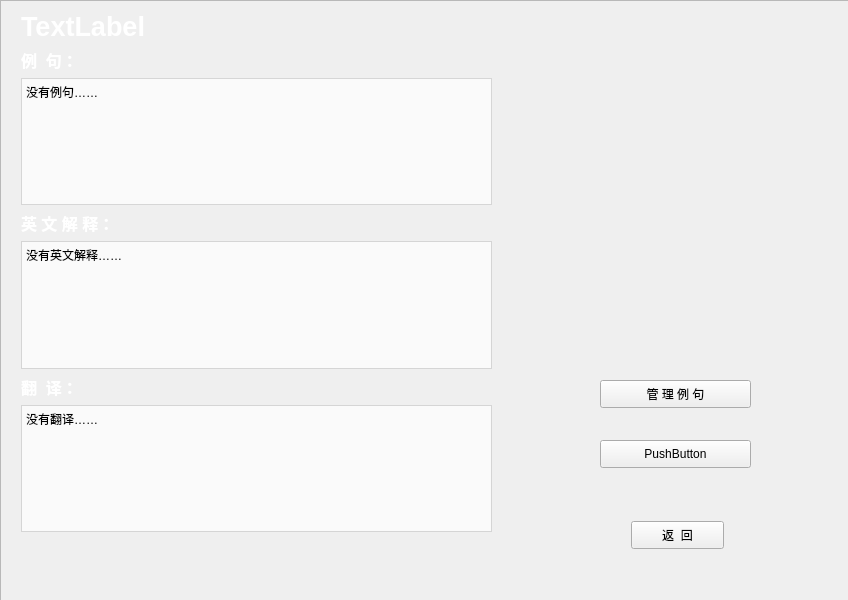
Above: lookupwindow.ui from OOPtaskgroup/dictionary before the change. Below: the same form after it.
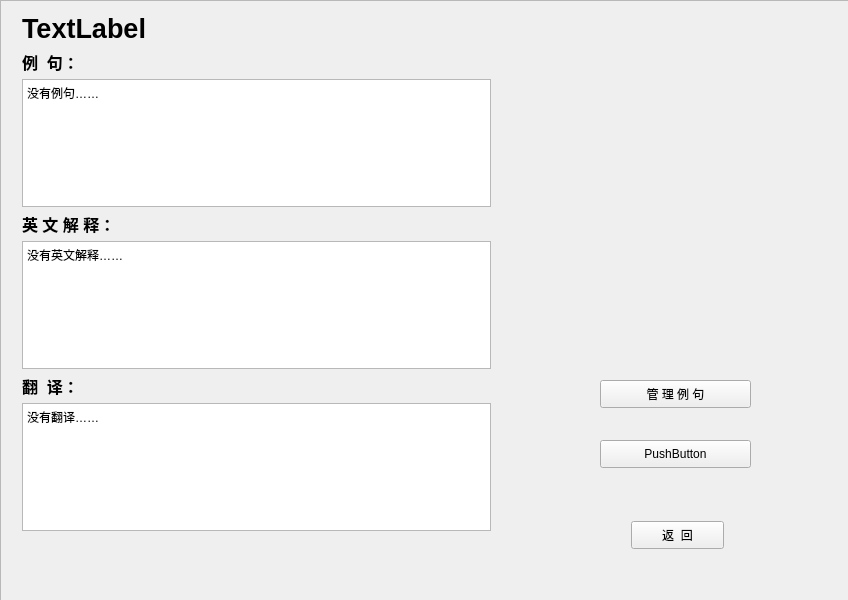
That is the form after the change. Icons and pictures are not drawn.

The edit to the form file:
```diff
--- a/lookupwindow.ui
+++ b/lookupwindow.ui
@@ -30,129 +30,7 @@
      <string>返  回</string>
     </property>
    </widget>
-   <widget class="QWidget" name="gridLayoutWidget">
-    <property name="geometry">
-     <rect>
-      <x>21</x>
-      <y>11</y>
-      <width>471</width>
-      <height>521</height>
-     </rect>
-    </property>
-    <layout class="QGridLayout" name="gridLayout">
-     <item row="5" column="0">
-      <widget class="QLabel" name="chnLabel">
-       <property name="font">
-        <font>
-         <pointsize>12</pointsize>
-         <weight>75</weight>
-         <bold>true</bold>
-        </font>
-       </property>
-       <property name="styleSheet">
-        <string notr="true">color: rgb(255, 255, 255);</string>
-       </property>
-       <property name="text">
-        <string>翻  译：</string>
-       </property>
-      </widget>
-     </item>
-     <item row="4" column="0">
-      <widget class="QTextBrowser" name="engBrowser">
-       <property name="styleSheet">
-        <string notr="true">background-color: rgba(255, 255, 255, 180);</string>
-       </property>
-       <property name="html">
-        <string>&lt;!DOCTYPE HTML PUBLIC &quot;-//W3C//DTD HTML 4.0//EN&quot; &quot;http://www.w3.org/TR/REC-html40/strict.dtd&quot;&gt;
-&lt;html&gt;&lt;head&gt;&lt;meta name=&quot;qrichtext&quot; content=&quot;1&quot; /&gt;&lt;style type=&quot;text/css&quot;&gt;
-p, li { white-space: pre-wrap; }
-&lt;/style&gt;&lt;/head&gt;&lt;body style=&quot; font-family:'SimSun'; font-size:9pt; font-weight:400; font-style:normal;&quot;&gt;
-&lt;p style=&quot; margin-top:0px; margin-bottom:0px; margin-left:0px; margin-right:0px; -qt-block-indent:0; text-indent:0px;&quot;&gt;没有英文解释……&lt;/p&gt;&lt;/body&gt;&lt;/html&gt;</string>
-       </property>
-      </widget>
-     </item>
-     <item row="2" column="0">
-      <widget class="QTextBrowser" name="exampleBrowser">
-       <property name="styleSheet">
-        <string notr="true">background-color: rgba(255, 255, 255, 170);</string>
-       </property>
-       <property name="html">
-        <string>&lt;!DOCTYPE HTML PUBLIC &quot;-//W3C//DTD HTML 4.0//EN&quot; &quot;http://www.w3.org/TR/REC-html40/strict.dtd&quot;&gt;
-&lt;html&gt;&lt;head&gt;&lt;meta name=&quot;qrichtext&quot; content=&quot;1&quot; /&gt;&lt;style type=&quot;text/css&quot;&gt;
-p, li { white-space: pre-wrap; }
-&lt;/style&gt;&lt;/head&gt;&lt;body style=&quot; font-family:'SimSun'; font-size:9pt; font-weight:400; font-style:normal;&quot;&gt;
-&lt;p style=&quot; margin-top:0px; margin-bottom:0px; margin-left:0px; margin-right:0px; -qt-block-indent:0; text-indent:0px;&quot;&gt;没有例句……&lt;/p&gt;&lt;/body&gt;&lt;/html&gt;</string>
-       </property>
-      </widget>
-     </item>
-     <item row="1" column="0">
-      <widget class="QLabel" name="exampleLabel">
-       <property name="font">
-        <font>
-         <pointsize>12</pointsize>
-         <weight>75</weight>
-         <bold>true</bold>
-        </font>
-       </property>
-       <property name="styleSheet">
-        <string notr="true">color: rgb(255, 255, 255);</string>
-       </property>
-       <property name="text">
-        <string>例  句：</string>
-       </property>
-      </widget>
-     </item>
-     <item row="3" column="0">
-      <widget class="QLabel" name="engLabel">
-       <property name="font">
-        <font>
-         <pointsize>12</pointsize>
-         <weight>75</weight>
-         <bold>true</bold>
-        </font>
-       </property>
-       <property name="styleSheet">
-        <string notr="true">color: rgb(255, 255, 255);</string>
-       </property>
-       <property name="text">
-        <string>英 文 解 释：</string>
-       </property>
-      </widget>
-     </item>
-     <item row="6" column="0">
-      <widget class="QTextBrowser" name="chnBrowser">
-       <property name="styleSheet">
-        <string notr="true">background-color: rgba(255, 255, 255, 180);</string>
-       </property>
-       <property name="html">
-        <string>&lt;!DOCTYPE HTML PUBLIC &quot;-//W3C//DTD HTML 4.0//EN&quot; &quot;http://www.w3.org/TR/REC-html40/strict.dtd&quot;&gt;
-&lt;html&gt;&lt;head&gt;&lt;meta name=&quot;qrichtext&quot; content=&quot;1&quot; /&gt;&lt;style type=&quot;text/css&quot;&gt;
-p, li { white-space: pre-wrap; }
-&lt;/style&gt;&lt;/head&gt;&lt;body style=&quot; font-family:'SimSun'; font-size:9pt; font-weight:400; font-style:normal;&quot;&gt;
-&lt;p style=&quot; margin-top:0px; margin-bottom:0px; margin-left:0px; margin-right:0px; -qt-block-indent:0; text-indent:0px;&quot;&gt;没有翻译……&lt;/p&gt;&lt;/body&gt;&lt;/html&gt;</string>
-       </property>
-      </widget>
-     </item>
-     <item row="0" column="0">
-      <widget class="QLabel" name="wordLabel">
-       <property name="font">
-        <font>
-         <pointsize>20</pointsize>
-         <weight>75</weight>
-         <bold>true</bold>
-        </font>
-       </property>
-       <property name="styleSheet">
-        <string notr="true">color: rgb(255, 255, 255);</string>
-       </property>
-       <property name="text">
-        <string>TextLabel</string>
-       </property>
-      </widget>
-     </item>
-    </layout>
-   </widget>
-   <widget class="QFrame" name="frame">
+   <widget class="QFrame" name="bgimg">
     <property name="geometry">
      <rect>
       <x>0</x>
@@ -162,7 +40,7 @@
      </rect>
     </property>
     <property name="styleSheet">
-     <string notr="true">border-image: url(:/image/2233/img/2233/recite.jpg);</string>
+     <string notr="true"/>
     </property>
     <property name="frameShape">
      <enum>QFrame::StyledPanel</enum>
@@ -203,7 +81,138 @@
      <string>管 理 例 句</string>
     </property>
    </widget>
-   <zorder>frame</zorder>
+   <widget class="QLabel" name="engLabel">
+    <property name="geometry">
+     <rect>
+      <x>22</x>
+      <y>214</y>
+      <width>138</width>
+      <height>20</height>
+     </rect>
+    </property>
+    <property name="font">
+     <font>
+      <pointsize>12</pointsize>
+      <weight>75</weight>
+      <bold>true</bold>
+     </font>
+    </property>
+    <property name="text">
+     <string>英 文 解 释：</string>
+    </property>
+   </widget>
+   <widget class="QLabel" name="exampleLabel">
+    <property name="geometry">
+     <rect>
+      <x>22</x>
+      <y>52</y>
+      <width>85</width>
+      <height>20</height>
+     </rect>
+    </property>
+    <property name="font">
+     <font>
+      <pointsize>12</pointsize>
+      <weight>75</weight>
+      <bold>true</bold>
+     </font>
+    </property>
+    <property name="text">
+     <string>例  句：</string>
+    </property>
+   </widget>
+   <widget class="QTextBrowser" name="chnBrowser">
+    <property name="geometry">
+     <rect>
+      <x>22</x>
+      <y>403</y>
+      <width>469</width>
+      <height>128</height>
+     </rect>
+    </property>
+    <property name="html">
+     <string>&lt;!DOCTYPE HTML PUBLIC &quot;-//W3C//DTD HTML 4.0//EN&quot; &quot;http://www.w3.org/TR/REC-html40/strict.dtd&quot;&gt;
+&lt;html&gt;&lt;head&gt;&lt;meta name=&quot;qrichtext&quot; content=&quot;1&quot; /&gt;&lt;style type=&quot;text/css&quot;&gt;
+p, li { white-space: pre-wrap; }
+&lt;/style&gt;&lt;/head&gt;&lt;body style=&quot; font-family:'SimSun'; font-size:9pt; font-weight:400; font-style:normal;&quot;&gt;
+&lt;p style=&quot; margin-top:0px; margin-bottom:0px; margin-left:0px; margin-right:0px; -qt-block-indent:0; text-indent:0px;&quot;&gt;没有翻译……&lt;/p&gt;&lt;/body&gt;&lt;/html&gt;</string>
+    </property>
+   </widget>
+   <widget class="QLabel" name="chnLabel">
+    <property name="geometry">
+     <rect>
+      <x>22</x>
+      <y>376</y>
+      <width>85</width>
+      <height>20</height>
+     </rect>
+    </property>
+    <property name="font">
+     <font>
+      <pointsize>12</pointsize>
+      <weight>75</weight>
+      <bold>true</bold>
+     </font>
+    </property>
+    <property name="text">
+     <string>翻  译：</string>
+    </property>
+   </widget>
+   <widget class="QLabel" name="wordLabel">
+    <property name="geometry">
+     <rect>
+      <x>22</x>
+      <y>12</y>
+      <width>162</width>
+      <height>33</height>
+     </rect>
+    </property>
+    <property name="font">
+     <font>
+      <pointsize>20</pointsize>
+      <weight>75</weight>
+      <bold>true</bold>
+     </font>
+    </property>
+    <property name="text">
+     <string>TextLabel</string>
+    </property>
+   </widget>
+   <widget class="QTextBrowser" name="engBrowser">
+    <property name="geometry">
+     <rect>
+      <x>22</x>
+      <y>241</y>
+      <width>469</width>
+      <height>128</height>
+     </rect>
+    </property>
+    <property name="html">
+     <string>&lt;!DOCTYPE HTML PUBLIC &quot;-//W3C//DTD HTML 4.0//EN&quot; &quot;http://www.w3.org/TR/REC-html40/strict.dtd&quot;&gt;
+&lt;html&gt;&lt;head&gt;&lt;meta name=&quot;qrichtext&quot; content=&quot;1&quot; /&gt;&lt;style type=&quot;text/css&quot;&gt;
+p, li { white-space: pre-wrap; }
+&lt;/style&gt;&lt;/head&gt;&lt;body style=&quot; font-family:'SimSun'; font-size:9pt; font-weight:400; font-style:normal;&quot;&gt;
+&lt;p style=&quot; margin-top:0px; margin-bottom:0px; margin-left:0px; margin-right:0px; -qt-block-indent:0; text-indent:0px;&quot;&gt;没有英文解释……&lt;/p&gt;&lt;/body&gt;&lt;/html&gt;</string>
+    </property>
+   </widget>
+   <widget class="QTextBrowser" name="exampleBrowser">
+    <property name="geometry">
+     <rect>
+      <x>22</x>
+      <y>79</y>
+      <width>469</width>
+      <height>128</height>
+     </rect>
+    </property>
+    <property name="html">
+     <string>&lt;!DOCTYPE HTML PUBLIC &quot;-//W3C//DTD HTML 4.0//EN&quot; &quot;http://www.w3.org/TR/REC-html40/strict.dtd&quot;&gt;
+&lt;html&gt;&lt;head&gt;&lt;meta name=&quot;qrichtext&quot; content=&quot;1&quot; /&gt;&lt;style type=&quot;text/css&quot;&gt;
+p, li { white-space: pre-wrap; }
+&lt;/style&gt;&lt;/head&gt;&lt;body style=&quot; font-family:'SimSun'; font-size:9pt; font-weight:400; font-style:normal;&quot;&gt;
+&lt;p style=&quot; margin-top:0px; margin-bottom:0px; margin-left:0px; margin-right:0px; -qt-block-indent:0; text-indent:0px;&quot;&gt;没有例句……&lt;/p&gt;&lt;/body&gt;&lt;/html&gt;</string>
+    </property>
+   </widget>
+   <zorder>bgimg</zorder>
    <zorder>returnBtn</zorder>
    <zorder>gridLayoutWidget</zorder>
    <zorder>addBtn</zorder>
```
Left out of the diff: 16 changed lines with no effect on the pictures.
